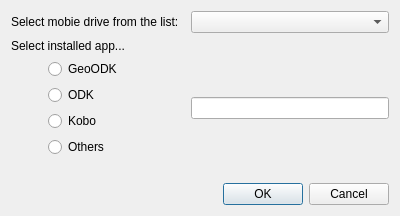
Above: ui/ui_mobile_upload_form.ui from gltn/stdm before the change. Below: the same form after it.
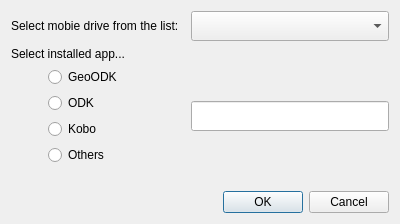
That is the form after the change.

Commit message: added dialog for uploading to mobile directly

What changed in the file:
```diff
--- a/ui/ui_mobile_upload_form.ui
+++ b/ui/ui_mobile_upload_form.ui
@@ -7,7 +7,7 @@
     <x>0</x>
     <y>0</y>
     <width>400</width>
-    <height>209</height>
+    <height>224</height>
    </rect>
   </property>
   <property name="windowTitle">
@@ -32,10 +32,24 @@
     </widget>
    </item>
    <item row="1" column="2">
-    <widget class="QComboBox" name="cbo_path"/>
+    <widget class="QComboBox" name="cbo_path">
+     <property name="minimumSize">
+      <size>
+       <width>0</width>
+       <height>30</height>
+      </size>
+     </property>
+    </widget>
    </item>
    <item row="3" column="2">
-    <widget class="QLineEdit" name="txt_path"/>
+    <widget class="QLineEdit" name="txt_path">
+     <property name="minimumSize">
+      <size>
+       <width>0</width>
+       <height>30</height>
+      </size>
+     </property>
+    </widget>
    </item>
    <item row="3" column="0" colspan="2">
     <layout class="QGridLayout" name="gridLayout_2">
```
